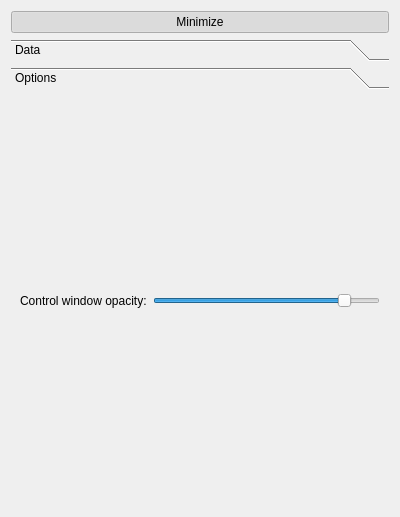
mne-tools/mne-cpp, file MNE/disp3DNew/control/control3dwidget.ui: the form before one commit.
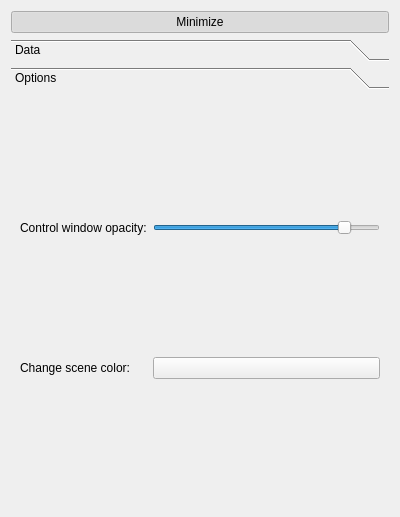
The form after the commit. The open tabs and pages were chosen to show the change.

Commit message: [LIB-20] Change scene color from control window

What changed in the file:
```diff
--- a/MNE/disp3DNew/control/control3dwidget.ui
+++ b/MNE/disp3DNew/control/control3dwidget.ui
@@ -78,7 +78,7 @@
          <string>Options</string>
         </attribute>
         <layout class="QGridLayout" name="gridLayout_2">
-         <item row="0" column="1">
+         <item row="0" column="2">
           <widget class="QSlider" name="m_horizontalSlider_opacity">
            <property name="minimum">
             <number>25</number>
@@ -104,6 +104,20 @@
            </property>
           </widget>
          </item>
+         <item row="1" column="2">
+          <widget class="QPushButton" name="m_pushButton_sceneColorPicker">
+           <property name="text">
+            <string/>
+           </property>
+          </widget>
+         </item>
+         <item row="1" column="0">
+          <widget class="QLabel" name="m_label_sceneColorPicker">
+           <property name="text">
+            <string>Change scene color:</string>
+           </property>
+          </widget>
+         </item>
         </layout>
        </widget>
       </widget>
```
Left out of the diff: 2 changed lines with no effect on the pictures. The commit also changes 4 other files.
